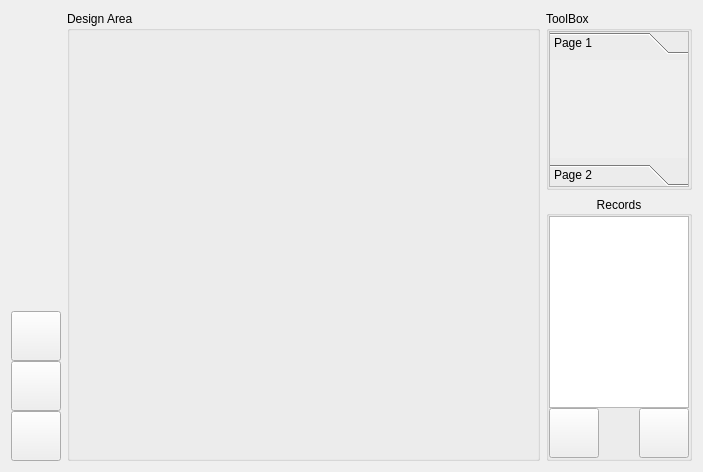
Qt form mainwindow.ui (abigdreamer/Objectwheelprivate) before a commit.
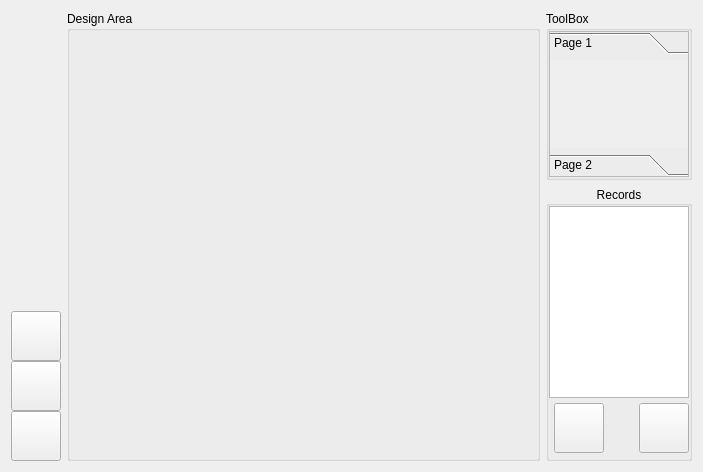
The same form after that commit. Icons and pictures are not drawn.

```diff
--- a/mainwindow.ui
+++ b/mainwindow.ui
@@ -330,6 +330,18 @@
            <property name="spacing">
             <number>0</number>
            </property>
+           <property name="leftMargin">
+            <number>5</number>
+           </property>
+           <property name="topMargin">
+            <number>5</number>
+           </property>
+           <property name="rightMargin">
+            <number>5</number>
+           </property>
+           <property name="bottomMargin">
+            <number>5</number>
+           </property>
            <item>
             <widget class="QPushButton" name="loadMasterButton">
              <property name="sizePolicy">
```
Left out of the diff: 4 changed lines with no effect on the pictures.
